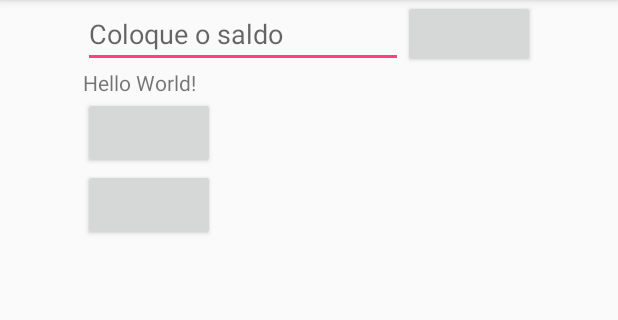
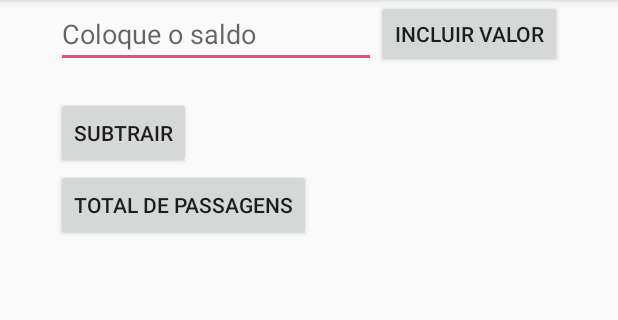
Before and after one commit to Liellison/NatalBusPrice, an Android app: the InteiraActivity screen opened directly, with no data from a screen before it, on a phone screen of 412 x 824 dp, the part 84-404 px from its top. Run offline under Robolectric (Android 15) with nearby library versions, the phone set to English and light mode, and no system bars.

Commit message:
Atualização das strings

```diff
--- a/build.gradle
+++ b/build.gradle
@@ -3,6 +3,7 @@
 buildscript {
     repositories {
         jcenter()
+        google()
     }
     dependencies {
         classpath 'com.android.tools.build:gradle:3.0.1'
@@ -15,6 +16,7 @@ buildscript {
 allprojects {
     repositories {
         jcenter()
+        google()
     }
 }
 
--- a/mobile/build.gradle
+++ b/mobile/build.gradle
@@ -25,7 +25,8 @@ dependencies {
         exclude group: 'com.android.support', module: 'support-annotations'
     })
     wearApp project(':wear')
-    compile 'com.google.android.gms:play-services:9.8.0'
-    compile 'com.android.support:appcompat-v7:25.0.1'
+    compile 'com.google.android.gms:play-services:11.4.0'
+    //noinspection GradleCompatible
+    compile 'com.android.support:appcompat-v7:26.1.0'
     testCompile 'junit:junit:4.12'
 }
--- a/mobile/src/main/res/layout/activity_inteira.xml
+++ b/mobile/src/main/res/layout/activity_inteira.xml
@@ -20,24 +20,27 @@
         android:layout_alignBottom="@+id/etsaldo"
         android:layout_toRightOf="@+id/etsaldo"
         android:layout_toEndOf="@+id/etsaldo"
-        android:id="@+id/btcolocar" />
+        android:id="@+id/btcolocar"
+        android:text="@string/bt_incluir"/>
 
     <TextView
         android:layout_width="wrap_content"
         android:layout_height="wrap_content"
-        android:text="Hello World!"
+        android:text=""
         android:id="@+id/tvsaldo"
         android:layout_below="@+id/etsaldo"/>
     <Button
         android:layout_width="wrap_content"
         android:layout_height="wrap_content"
         android:layout_below="@+id/tvsaldo"
-        android:id="@+id/btpassei"/>
+        android:id="@+id/btpassei"
+        android:text="@string/bt_subtrair"/>
     <Button
         android:layout_width="wrap_content"
         android:layout_height="wrap_content"
         android:layout_below="@+id/btpassei"
-        android:id="@+id/bttotalpasse"/>
+        android:id="@+id/bttotalpasse"
+        android:text="@string/bt_soma"/>
     <TextView
         android:layout_width="wrap_content"
         android:layout_height="wrap_content"
--- a/mobile/src/main/res/layout/activity_main.xml
+++ b/mobile/src/main/res/layout/activity_main.xml
@@ -13,6 +13,7 @@
     <Button
         android:layout_width="wrap_content"
         android:layout_height="wrap_content"
-        android:id="@+id/btirinteira"/>
+        android:id="@+id/btirinteira"
+        android:text="@string/bt_inteira"/>
 
 </RelativeLayout>
--- a/mobile/src/main/res/values/strings.xml
+++ b/mobile/src/main/res/values/strings.xml
@@ -1,3 +1,8 @@
 <resources>
     <string name="app_name">NatalBusPrice</string>
+    <string name="bt_incluir">Incluir Valor</string>
+    <string name="bt_soma">Total de Passagens</string>
+    <string name="bt_subtrair">Subtrair</string>
+    <string name="bt_inteira">Inteira</string>
+    <string name="bt_meia">Meia</string>
 </resources>
```
